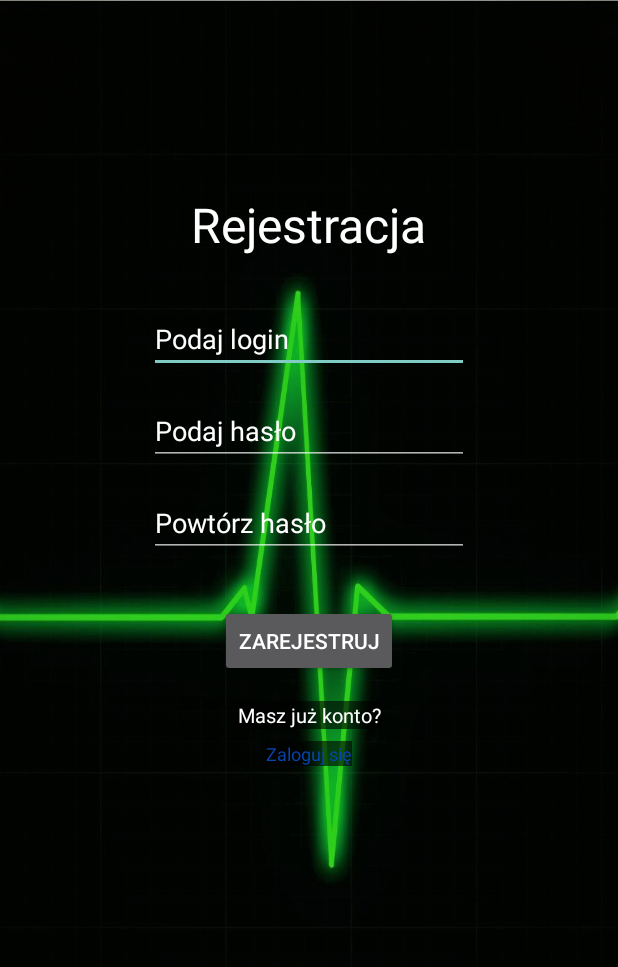
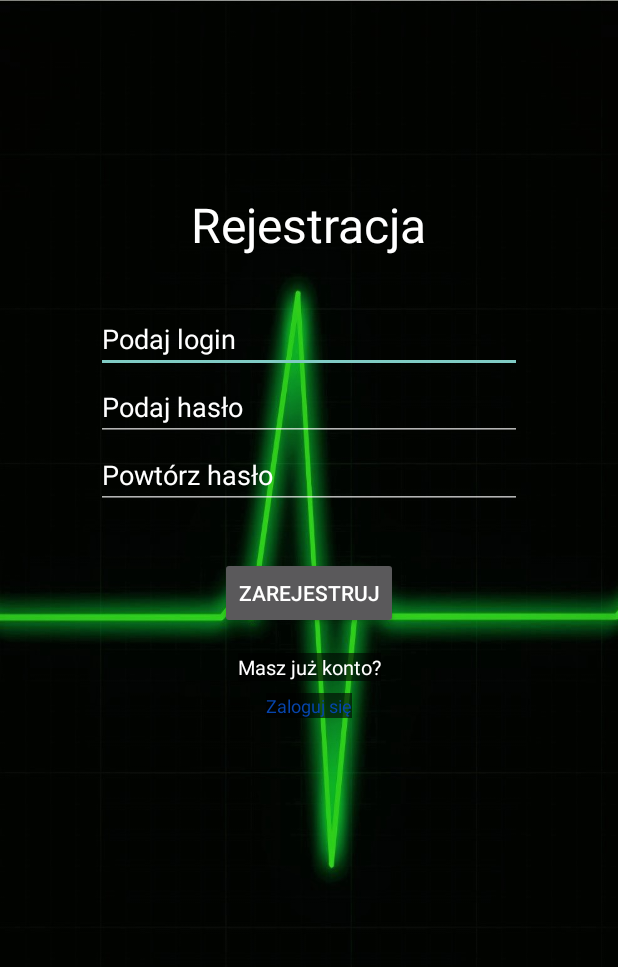
Before and after one commit to Sokols/DiseaseDetectorPL-HAK_Project, an Android app: the layout activity_register.xml on its own in the app's theme, with its tools: preview values and no code run, on a phone screen of 412 x 824 dp. Shown: the top 967 px of the screen. Run offline under Robolectric (Android 15) with nearby library versions, the phone set to English and light mode, and no system bars.

Commit message:
Added sexes to patients and new view of linear layouts in examination, add patient and register activity

```diff
--- a/app/src/main/java/pl/zhr/hak/wykrywaczchorob/SymptomAdapter.java
+++ b/app/src/main/java/pl/zhr/hak/wykrywaczchorob/SymptomAdapter.java
@@ -48,7 +48,7 @@ public class SymptomAdapter extends RecyclerView.Adapter<SymptomAdapter.SymptomV
     @Override
     public void onBindViewHolder(@NonNull SymptomViewHolder holder, int position) {
         // ustaw na starcie licznik zaznaczonych symptomów na 0
-        sharedPreferences.edit().putInt("symptomCounter", 0).apply();
+        sharedPreferences.edit().putInt("symptomFlag", 0).apply();
         holder.textViewSymptomName.setText(mSymptomList.get(position).getSymptomName());
         holder.checkBoxCheckSymptom.setOnCheckedChangeListener((buttonView, isChecked) -> {
             // jeśli symptom został zaznaczony zmień jego flagę isChecked na true i inkrementuj licznik zaznaocznych symptomów
--- a/app/src/main/java/pl/zhr/hak/wykrywaczchorob/activities/PatientPresentationActivity.java
+++ b/app/src/main/java/pl/zhr/hak/wykrywaczchorob/activities/PatientPresentationActivity.java
@@ -37,9 +37,11 @@ public class PatientPresentationActivity extends AppCompatActivity {
         diseaseList = getDiseases(PatientPresentationActivity.this);
         patient = extras.getParcelable("patient");
         listViewInfo = findViewById(R.id.listViewInfo);
+
         patientList.add(getString(R.string.patientID_introduce, patient.getPatientID()));
         patientList.add(getString(R.string.name_introduce, patient.getName()));
         patientList.add(getString(R.string.surname_introduce, patient.getSurname()));
+        patientList.add(getString(R.string.sex) + " " + patient.getRealSex(this, patient.getSex()));
         patientList.add(getString(R.string.age_introduce, patient.getAge()));
         patientList.add(getString(R.string.disease_introduce, diseaseList.get(patient.getDiseaseID() - 1).getDiseaseName()));
         patientList.add(getString(R.string.added_by_introduce, patient.getAddedBy()));
--- a/app/src/main/java/pl/zhr/hak/wykrywaczchorob/activities/PatientsActivity.java
+++ b/app/src/main/java/pl/zhr/hak/wykrywaczchorob/activities/PatientsActivity.java
@@ -60,11 +60,12 @@ public class PatientsActivity extends AppCompatActivity {
             int patientID = data.getInt("id");
             String name = data.getString("name");
             String surname = data.getString("surname");
+            String sex = data.getString("sex");
             int age = data.getInt("age");
             int diseaseID = data.getInt("diseaseID");
             String date = data.getString("date");
             String addedBy = sharedPreferences.getString("name", "");
-            patientViewModel.insert(new Patient(patientID, name, surname, diseaseID, age, addedBy, date));
+            patientViewModel.insert(new Patient(patientID, name, surname, sex, diseaseID, age, addedBy, date));
         }
 
         // ustaw domyślny widok listy pacjentów
--- a/app/src/main/res/layout/activity_register.xml
+++ b/app/src/main/res/layout/activity_register.xml
@@ -21,56 +21,51 @@
         app:layout_constraintRight_toRightOf="parent"
         app:layout_constraintTop_toTopOf="parent" />
 
+    <LinearLayout
+        android:id="@+id/linearLayoutRegister"
+        android:layout_width="0dp"
+        android:layout_height="wrap_content"
+        android:layout_marginStart="64dp"
+        android:layout_marginTop="32dp"
+        android:layout_marginEnd="64dp"
+        android:orientation="vertical"
+        app:layout_constraintEnd_toEndOf="parent"
+        app:layout_constraintStart_toStartOf="parent"
+        app:layout_constraintTop_toBottomOf="@+id/textViewRegister">
+
         <EditText
             android:id="@+id/editTextRegisterName"
-        android:layout_width="wrap_content"
+            android:layout_width="match_parent"
             android:layout_height="wrap_content"
-        android:layout_marginStart="32dp"
-        android:layout_marginTop="32dp"
-        android:layout_marginEnd="32dp"
-        android:ems="10"
+            android:hint="@string/registration_login"
             android:inputType="textPersonName"
-        android:hint="@string/registration_login"
+            android:textColor="#FFFFFF"
             android:textColorHint="#FFFFFF"
-        android:textColor="#FFFFFF"
             android:textSize="18sp"
-        app:layout_constraintEnd_toEndOf="parent"
-        app:layout_constraintStart_toStartOf="parent"
-        app:layout_constraintTop_toBottomOf="@+id/textViewRegister" />
+            android:importantForAutofill="no" />
 
         <EditText
             android:id="@+id/editTextRegisterPassword"
-        android:layout_width="wrap_content"
+            android:layout_width="match_parent"
             android:layout_height="wrap_content"
-        android:layout_marginStart="32dp"
-        android:layout_marginTop="16dp"
-        android:layout_marginEnd="32dp"
-        android:ems="10"
+            android:hint="@string/registration_password"
             android:inputType="textPassword"
-        android:hint="@string/registration_password"
+            android:textColor="#FFFFFF"
             android:textColorHint="#FFFFFF"
-        android:textColor="#FFFFFF"
             android:textSize="18sp"
-        app:layout_constraintEnd_toEndOf="parent"
-        app:layout_constraintStart_toStartOf="parent"
-        app:layout_constraintTop_toBottomOf="@+id/editTextRegisterName" />
+            android:importantForAutofill="no" />
 
         <EditText
             android:id="@+id/editTextRegisterPassword2"
-        android:layout_width="wrap_content"
+            android:layout_width="match_parent"
             android:layout_height="wrap_content"
-        android:layout_marginStart="32dp"
-        android:layout_marginTop="16dp"
-        android:layout_marginEnd="32dp"
-        android:ems="10"
+            android:hint="@string/registration_password2"
             android:inputType="textPassword"
-        android:hint="@string/registration_password2"
+            android:textColor="#FFFFFF"
             android:textColorHint="#FFFFFF"
-        android:textColor="#FFFFFF"
             android:textSize="18sp"
-        app:layout_constraintEnd_toEndOf="parent"
-        app:layout_constraintStart_toStartOf="parent"
-        app:layout_constraintTop_toBottomOf="@+id/editTextRegisterPassword" />
+            android:importantForAutofill="no" />
+    </LinearLayout>
 
     <Button
         android:id="@+id/buttonRegister"
@@ -83,7 +78,7 @@
         app:layout_constraintBottom_toBottomOf="parent"
         app:layout_constraintEnd_toEndOf="parent"
         app:layout_constraintStart_toStartOf="parent"
-        app:layout_constraintTop_toBottomOf="@+id/editTextRegisterPassword2"
+        app:layout_constraintTop_toBottomOf="@+id/linearLayoutRegister"
         app:layout_constraintVertical_bias="0.0" />
 
     <TextView
@@ -117,6 +112,4 @@
         app:layout_constraintEnd_toEndOf="parent"
         app:layout_constraintStart_toStartOf="parent"
         app:layout_constraintTop_toBottomOf="@+id/textViewNeedLogin" />
-
-
 </androidx.constraintlayout.widget.ConstraintLayout>
--- a/app/src/main/res/values/strings.xml
+++ b/app/src/main/res/values/strings.xml
@@ -85,5 +85,8 @@
     <string name="wrong_age">Wiek musi być liczbą!</string>
     <string name="uncheck_all">Odznacz\nwszystko</string>
     <string name="click_on_patient">Kliknij na pacjenta, aby wyświetlić jego dane</string>
+    <string name="male">Mężczyzna</string>
+    <string name="female">Kobieta</string>
+    <string name="sex">Płeć:</string>
 
 </resources>
--- a/build.gradle
+++ b/build.gradle
@@ -7,7 +7,7 @@ buildscript {
 
     }
     dependencies {
-        classpath 'com.android.tools.build:gradle:3.5.2'
+        classpath 'com.android.tools.build:gradle:3.6.1'
 
         // NOTE: Do not place your application dependencies here; they belong
         // in the individual module build.gradle files
```
Also changed, not shown: app/build.gradle (+4 -4 lines), app/src/main/java/pl/zhr/hak/wykrywaczchorob/Patient.java (+27 -2 lines), app/src/main/java/pl/zhr/hak/wykrywaczchorob/activities/AddPatientActivity.java (+36 -1 lines), app/src/main/java/pl/zhr/hak/wykrywaczchorob/activities/ExaminationActivity.java (+4 -7 lines), app/src/main/res/layout/activity_add_patient.xml (+64 -54 lines), app/src/main/res/layout/activity_examination.xml (+8 -22 lines), gradle/wrapper/gradle-wrapper.properties, 1 other file. Lines whose indentation alone changed are shown as unchanged.
